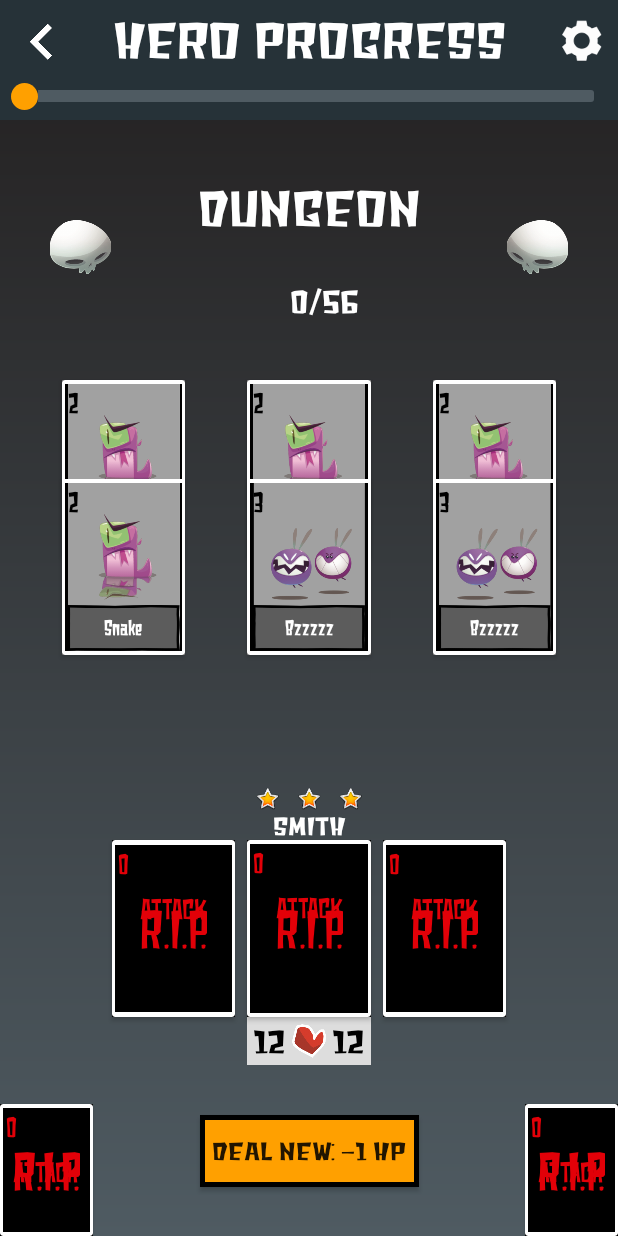
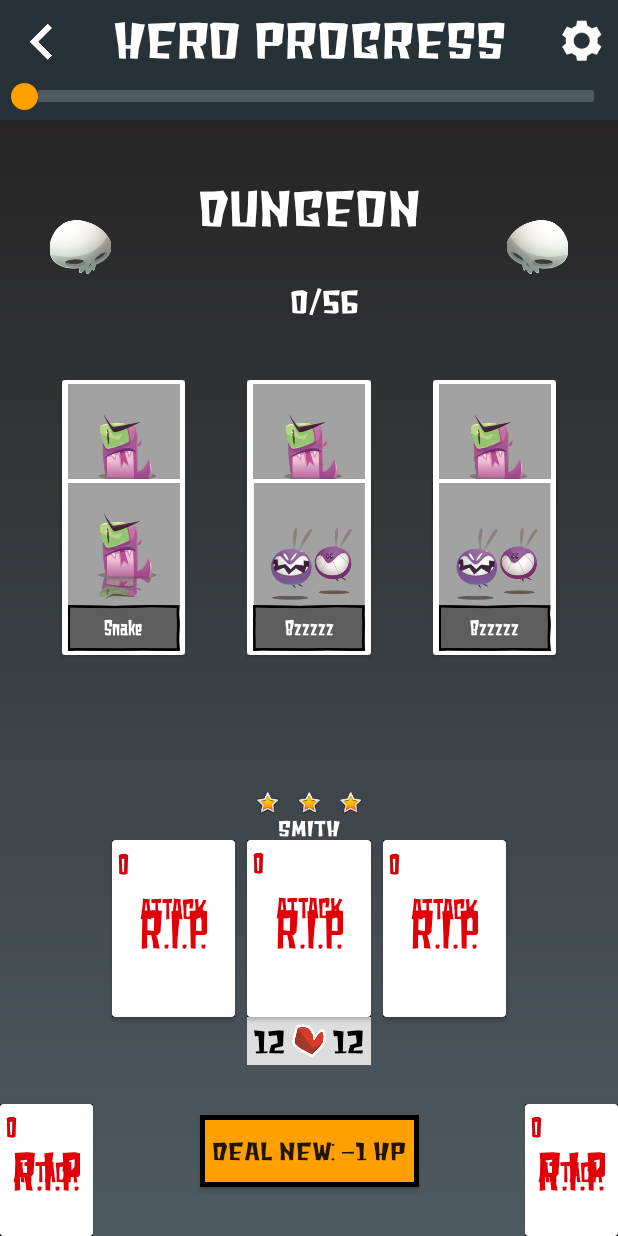
Before and after one commit to manamanah/miscreant, an Android app: the GameFragment screen opened through its navigation route, on a phone screen of 412 x 824 dp. Run offline under Robolectric (Android 15) with nearby library versions, the phone set to English and light mode, and no system bars; our stand-ins replace data binding; 5 statements that could not run were skipped.

Commit message:
fix: Set background of hero area cards default to transparent, if no card
* Rename properties in Card to clarify meaning
* Add descriptive string to enum CardType to facilitate tag comparison in BindingAdapter
* Small layout adaptions for card (border, add tag) and fragment_game

```diff
--- a/app/src/main/java/com/example/android/miscreant/BindingAdapters.kt
+++ b/app/src/main/java/com/example/android/miscreant/BindingAdapters.kt
@@ -18,8 +18,13 @@ import androidx.databinding.BindingAdapter
 
 @BindingAdapter("backgroundColor")
 fun setBGColor(view: CardView, setBG: Boolean){
-    if (setBG) view.setBackgroundColor(view.resources.getIdentifier("cardHighlight", "color", view.context.packageName))
-    else view.setBackgroundColor(Color.BLACK)
+    if (view.tag == null || view.tag == CardType.NONE.id){
+        view.setBackgroundColor(Color.TRANSPARENT)
+    }
+    else{
+        if (setBG) view.setBackgroundColor(view.resources.getIdentifier("cardHighlight", "color", view.context.packageName))
+        else view.setBackgroundColor(Color.BLACK)
+    }
 }
 
 @BindingAdapter("android:src")
--- a/app/src/main/java/com/example/android/miscreant/CardType.kt
+++ b/app/src/main/java/com/example/android/miscreant/CardType.kt
@@ -7,11 +7,11 @@
 
 package com.example.android.miscreant
 
-enum class CardType {
-    NONE,
-    MONSTER,
-    HERO,
-    WEAPON,
-    SHIELD,
-    POTION
+enum class CardType(val id: String) {
+    NONE("none"),
+    MONSTER("monster"),
+    HERO("hero"),
+    WEAPON("weapon"),
+    SHIELD("shield"),
+    POTION("potion")
 }
--- a/app/src/main/java/com/example/android/miscreant/models/Card.kt
+++ b/app/src/main/java/com/example/android/miscreant/models/Card.kt
@@ -11,13 +11,13 @@ import com.example.android.miscreant.CardType
 
 data class Card(val type: CardType = CardType.NONE,
                 val name: String = "",
-                var value: Int = 0,
+                var health: Int = 0,
                 val image: String = "",
-                var potentialValue: Int = 0,
-                var showValue: Boolean = false,
+                var potentialHealth: Int = 0,
+                var showHealth: Boolean = false,
                 var showRIP: Boolean = false,
-                var showPotentialValue: Boolean = false,
-                var isBgColorOn: Boolean = false,
+                var showPotentialHealth: Boolean = false,
+                var isHighlightOn: Boolean = false,
                 var isAttackVisible: Boolean = false){
 
     fun isEmpty(): Boolean {
--- a/app/src/main/res/layout/card.xml
+++ b/app/src/main/res/layout/card.xml
@@ -19,9 +19,8 @@
             android:id="@+id/cardLayout"
             android:layout_width="match_parent"
             android:layout_height="match_parent"
-            android:padding="@dimen/spacing_normal"
-            app:backgroundColor="@{cardViewModel.bgColorOn}"
-            tools:background="@color/primaryLightColor">
+            android:tag="@{cardViewModel.type.id}"
+            app:backgroundColor="@{cardViewModel.highlightOn}">
 
         <androidx.constraintlayout.widget.ConstraintLayout
                 android:layout_width="match_parent"
@@ -34,7 +33,6 @@
                     android:layout_margin="@dimen/spacing_min"
                     android:contentDescription="@string/card_img_desc"
                     android:src="@{cardViewModel.image}"
-                    android:background="@color/backgroundBlack"
                     tools:src="@drawable/dragon"
                     app:layout_constraintDimensionRatio="@fraction/card_ratio"
                     app:layout_constraintBottom_toBottomOf="parent"
@@ -77,13 +75,13 @@
                     android:layout_height="wrap_content"
                     android:layout_marginStart="@dimen/spacing_min"
                     android:layout_marginTop="@dimen/spacing_min"
-                    android:text="@{Integer.toString(cardViewModel.value)}"
+                    android:text="@{Integer.toString(cardViewModel.health)}"
                     android:textColor="@color/secondaryTextColor"
                     android:textSize="@dimen/fontSize_card_values"
                     tools:text="@string/placeholder_card_value"
                     app:layout_constraintStart_toStartOf="@id/card_image"
                     app:layout_constraintTop_toTopOf="@id/card_image"
-                    app:toggleValue="@{cardViewModel.showValue}" />
+                    app:toggleValue="@{cardViewModel.showHealth}" />
 
             <TextView
                     android:id="@+id/card_rip"
@@ -106,13 +104,13 @@
                     android:layout_height="wrap_content"
                     android:layout_marginStart="@dimen/spacing_min"
                     android:layout_marginTop="@dimen/spacing_min"
-                    android:text="@{Integer.toString(cardViewModel.potentialValue)}"
+                    android:text="@{Integer.toString(cardViewModel.potentialHealth)}"
                     android:textColor="@color/aggressiveRed"
                     android:textSize="@dimen/fontSize_card_values"
                     tools:text="@string/placeholder_card_value"
                     app:layout_constraintStart_toStartOf="@id/card_image"
                     app:layout_constraintTop_toTopOf="@id/card_image"
-                    app:togglePotVal="@{cardViewModel.showPotentialValue}" />
+                    app:togglePotVal="@{cardViewModel.showPotentialHealth}" />
 
         </androidx.constraintlayout.widget.ConstraintLayout>
     </androidx.cardview.widget.CardView>
--- a/app/src/main/res/layout/fragment_game.xml
+++ b/app/src/main/res/layout/fragment_game.xml
@@ -42,8 +42,8 @@
                 android:id="@+id/back_button"
                 android:layout_width="wrap_content"
                 android:layout_height="wrap_content"
+                android:layout_marginStart="@dimen/spacing_half"
                 android:layout_marginTop="@dimen/spacing_half"
-                android:layout_marginStart="@dimen/spacing_half"
                 android:background="@color/primaryColor"
                 android:contentDescription="@string/back_button_desc"
                 app:layout_constraintStart_toStartOf="parent"
@@ -58,10 +58,10 @@
                 android:layout_marginBottom="@dimen/spacing_half"
                 android:max="@integer/game_decks_max"
                 android:progressDrawable="@drawable/custom_seekbar"
-                app:layout_constraintTop_toBottomOf="@id/back_button"
                 app:layout_constraintBottom_toBottomOf="@id/game_titlebar"
                 app:layout_constraintEnd_toEndOf="parent"
-                app:layout_constraintStart_toStartOf="parent" />
+                app:layout_constraintStart_toStartOf="parent"
+                app:layout_constraintTop_toBottomOf="@id/back_button" />
 
         <ImageButton
                 android:id="@+id/settings_button"
@@ -110,9 +110,8 @@
                 android:layout_width="@dimen/spacing_zero"
                 android:layout_height="wrap_content"
                 android:layout_marginBottom="@dimen/spacing_normal"
+                android:contentDescription="@string/cards_in_deck_left_desc"
                 android:text="@{Integer.toString(gameViewModel.cardsLeftInDeck)}"
-                android:contentDescription="@string/cards_in_deck_left_desc"
-                tools:text="@string/cards_in_deck_left"
                 android:textAlignment="viewEnd"
                 android:textColor="@color/primaryTextColor"
                 android:textScaleX="@fraction/letter_spacing_normal"
@@ -120,8 +119,9 @@
                 app:layout_constraintBottom_toTopOf="@id/dungeon_middle_back"
                 app:layout_constraintEnd_toStartOf="@id/deck_cards_all"
                 app:layout_constraintHorizontal_chainStyle="packed"
-                app:layout_constraintStart_toStartOf="@id/dungeon_middle_back"
-                app:layout_constraintTop_toBottomOf="@id/dungeon_title" />
+                app:layout_constraintStart_toStartOf="parent"
+                app:layout_constraintTop_toBottomOf="@id/dungeon_title"
+                tools:text="@string/cards_in_deck_left" />
 
         <TextView
                 android:id="@+id/deck_cards_all"
@@ -134,7 +134,7 @@
                 android:textScaleX="@fraction/letter_spacing_normal"
                 android:textSize="@dimen/fontSize_text"
                 app:layout_constraintBottom_toBottomOf="@id/deck_cards_left"
-                app:layout_constraintEnd_toEndOf="@id/dungeon_middle_back"
+                app:layout_constraintEnd_toEndOf="parent"
                 app:layout_constraintStart_toEndOf="@id/deck_cards_left"
                 app:layout_constraintTop_toTopOf="@id/deck_cards_left" />
 
@@ -348,6 +348,7 @@
                 android:contentDescription="@string/current_health_desc"
                 android:text="@{Integer.toString(gameViewModel.heroCurrentHealth)}"
                 android:textSize="@dimen/fontSize_text"
+                tools:text="@string/max_health"
                 app:layout_constraintEnd_toStartOf="@id/heart"
                 app:layout_constraintStart_toStartOf="@id/hero"
                 app:layout_constraintTop_toBottomOf="@id/hero" />
@@ -371,11 +372,11 @@
                 android:layout_height="wrap_content"
                 android:contentDescription="@string/max_health_desc"
                 android:text="@{Integer.toString(gameViewModel.heroMaxHealth)}"
-                tools:text="@string/max_health"
                 android:textSize="@dimen/fontSize_text"
                 app:layout_constraintEnd_toEndOf="@id/hero"
                 app:layout_constraintStart_toEndOf="@id/heart"
-                app:layout_constraintTop_toBottomOf="@id/hero" />
+                app:layout_constraintTop_toBottomOf="@id/hero"
+                tools:text="@string/max_health" />
 
         <ImageView
                 android:id="@+id/equipright"
@@ -415,9 +416,9 @@
                 android:layout_width="@dimen/spacing_zero"
                 android:layout_height="@dimen/spacing_zero"
                 app:layout_constraintDimensionRatio="@fraction/card_ratio"
-                app:layout_constraintTop_toTopOf="@id/dungeon_left_back"
                 app:layout_constraintEnd_toEndOf="@id/dungeon_left_back"
                 app:layout_constraintStart_toStartOf="@id/dungeon_left_back"
+                app:layout_constraintTop_toTopOf="@id/dungeon_left_back"
                 bind:cardViewModel="@{gameViewModel.cardLeftBack}" />
 
         <include
@@ -426,9 +427,9 @@
                 android:layout_width="@dimen/spacing_zero"
                 android:layout_height="@dimen/spacing_zero"
                 app:layout_constraintDimensionRatio="@fraction/card_ratio"
-                app:layout_constraintTop_toTopOf="@id/dungeon_middle_back"
                 app:layout_constraintEnd_toEndOf="@id/dungeon_middle_back"
                 app:layout_constraintStart_toStartOf="@id/dungeon_middle_back"
+                app:layout_constraintTop_toTopOf="@id/dungeon_middle_back"
                 bind:cardViewModel="@{gameViewModel.cardMiddleBack}" />
 
         <include
@@ -437,9 +438,9 @@
                 android:layout_width="@dimen/spacing_zero"
                 android:layout_height="@dimen/spacing_zero"
                 app:layout_constraintDimensionRatio="@fraction/card_ratio"
-                app:layout_constraintTop_toTopOf="@id/dungeon_right_back"
                 app:layout_constraintEnd_toEndOf="@id/dungeon_right_back"
                 app:layout_constraintStart_toStartOf="@id/dungeon_right_back"
+                app:layout_constraintTop_toTopOf="@id/dungeon_right_back"
                 bind:cardViewModel="@{gameViewModel.cardRightBack}" />
 
         <include
@@ -451,7 +452,7 @@
                 app:layout_constraintEnd_toEndOf="@id/dungeon_left_front"
                 app:layout_constraintStart_toStartOf="@id/dungeon_left_front"
                 app:layout_constraintTop_toTopOf="@id/dungeon_left_front"
-                bind:cardViewModel="@{gameViewModel.cardLeftFront}"/>
+                bind:cardViewModel="@{gameViewModel.cardLeftFront}" />
 
         <include
                 android:id="@+id/card_dungeon_middle_front"
@@ -459,9 +460,9 @@
                 android:layout_width="@dimen/spacing_zero"
                 android:layout_height="@dimen/spacing_zero"
                 app:layout_constraintDimensionRatio="@fraction/card_ratio"
-                app:layout_constraintTop_toTopOf="@id/dungeon_middle_front"
                 app:layout_constraintEnd_toEndOf="@id/dungeon_middle_front"
                 app:layout_constraintStart_toStartOf="@id/dungeon_middle_front"
+                app:layout_constraintTop_toTopOf="@id/dungeon_middle_front"
                 bind:cardViewModel="@{gameViewModel.cardMiddleFront}" />
 
         <include
@@ -470,9 +471,9 @@
                 android:layout_width="@dimen/spacing_zero"
                 android:layout_height="@dimen/spacing_zero"
                 app:layout_constraintDimensionRatio="@fraction/card_ratio"
-                app:layout_constraintTop_toTopOf="@id/dungeon_right_front"
                 app:layout_constraintEnd_toEndOf="@id/dungeon_right_front"
                 app:layout_constraintStart_toStartOf="@id/dungeon_right_front"
+                app:layout_constraintTop_toTopOf="@id/dungeon_right_front"
                 bind:cardViewModel="@{gameViewModel.cardRightFront}" />
 
         <!--HERO-->
@@ -482,9 +483,9 @@
                 android:layout_width="@dimen/spacing_zero"
                 android:layout_height="@dimen/spacing_zero"
                 app:layout_constraintDimensionRatio="@fraction/card_ratio"
-                app:layout_constraintTop_toTopOf="@id/equipleft"
                 app:layout_constraintEnd_toEndOf="@id/equipleft"
                 app:layout_constraintStart_toStartOf="@id/equipleft"
+                app:layout_constraintTop_toTopOf="@id/equipleft"
                 bind:cardViewModel="@{gameViewModel.cardEquipLeft}" />
 
         <include
@@ -492,8 +493,8 @@
                 layout="@layout/card"
                 android:layout_width="@dimen/spacing_zero"
                 android:layout_height="@dimen/spacing_zero"
+                app:layout_constraintBottom_toBottomOf="@+id/hero"
                 app:layout_constraintDimensionRatio="@fraction/card_ratio"
-                app:layout_constraintBottom_toBottomOf="@+id/hero"
                 app:layout_constraintEnd_toEndOf="@id/hero"
                 app:layout_constraintStart_toStartOf="@id/hero"
                 app:layout_constraintTop_toTopOf="@id/hero"
@@ -504,8 +505,8 @@
                 layout="@layout/card"
                 android:layout_width="@dimen/spacing_zero"
                 android:layout_height="@dimen/spacing_zero"
+                app:layout_constraintBottom_toBottomOf="@+id/equipright"
                 app:layout_constraintDimensionRatio="@fraction/card_ratio"
-                app:layout_constraintBottom_toBottomOf="@+id/equipright"
                 app:layout_constraintEnd_toEndOf="@id/equipright"
                 app:layout_constraintStart_toStartOf="@id/equipright"
                 app:layout_constraintTop_toTopOf="@id/equipright"
--- a/app/src/main/res/values/dimens.xml
+++ b/app/src/main/res/values/dimens.xml
@@ -47,7 +47,7 @@
     <dimen name="fontSize_switch">20sp</dimen>
     <dimen name="fontSize_edit">20sp</dimen>
     <dimen name="fontSize_text">18sp</dimen>
-    <dimen name="fontSize_text_small">14sp</dimen>
+    <dimen name="fontSize_text_small">12sp</dimen>
     <dimen name="fontSize_card_values">16sp</dimen>
     <dimen name="fontSize_card_title">12sp</dimen>
     <dimen name="fontSize_card_RIP">30sp</dimen>
```
